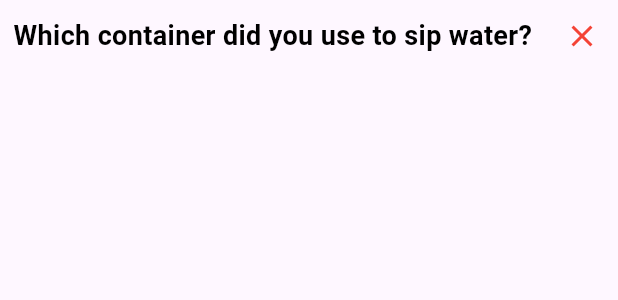
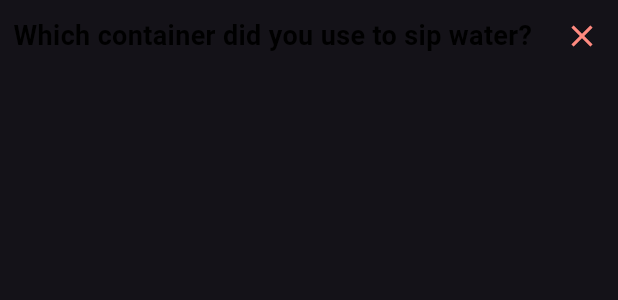
Before and after one commit to istutiagarwal/shiv_fit, a Flutter app: the ContainerQuestionRow widget shown alone on an empty page, opened directly, on a phone screen of 412 x 824 dp. Shown: the top 300 px of the screen. Run offline on Flutter 3.47's test engine with Material 3 defaults, Android fonts, the light colour scheme and no system bars; our stand-ins replace get, get_storage; accounts and stored records are empty; Roboto replaces fonts that are missing (Poppins).

Commit message:
dark and light mode theme set up

```diff
--- a/lib/app/app.dart
+++ b/lib/app/app.dart
@@ -13,8 +13,11 @@ class App extends StatelessWidget {
   Widget build(BuildContext context) {
     return GetMaterialApp(
       initialBinding: AppBinding(),
-      initialRoute: Routes.home,
+      initialRoute: Routes.water,
       getPages: AppPages.pages,
+      theme: ThemeData.light(),
+      darkTheme: ThemeData.dark(),
+      themeMode: ThemeMode.dark,
     );
   }
 }
--- a/lib/app/modules/calender/month/views/calendar_cell.dart
+++ b/lib/app/modules/calender/month/views/calendar_cell.dart
@@ -27,7 +27,7 @@ class CalendarCell extends StatelessWidget {
                     width: AppDimens.dimens_32,
                     height: AppDimens.dimens_32,
                     alignment: Alignment.center,
-                    decoration: const BoxDecoration(
+                    decoration: BoxDecoration(
                       shape: BoxShape.circle,
                       color: AppColors.yellow,
                     ),
--- a/lib/app/modules/calender/week/views/selected_day_indicator.dart
+++ b/lib/app/modules/calender/week/views/selected_day_indicator.dart
@@ -22,7 +22,7 @@ class SelectedDayIndicator extends StatelessWidget {
           child: Container(
             width: AppDimens.dimens_32,
             height: AppDimens.dimens_32,
-            decoration: const BoxDecoration(
+            decoration:  BoxDecoration(
               shape: BoxShape.circle,
               color: AppColors.yellow,
             ),
--- a/lib/app/modules/water/views/bottom_sheets/parts/container_question_row.dart
+++ b/lib/app/modules/water/views/bottom_sheets/parts/container_question_row.dart
@@ -22,7 +22,7 @@ class ContainerQuestionRow extends StatelessWidget {
           onPressed: () {
             Navigator.pop(context);
           },
-          icon: const Icon(
+          icon:  Icon(
             Icons.close,
             color: AppColors.red,
           ),
--- a/lib/app/theme/app_colors.dart
+++ b/lib/app/theme/app_colors.dart
@@ -1,10 +1,18 @@
 import 'package:flutter/material.dart';
+import 'package:get/get.dart';
 
 class AppColors {
-  static const black = Color(0xFF000000);
-  static const yellow = Colors.yellow;
-  static const grey = Colors.grey;
-  static const red = Colors.red;
-  static const iceyBlue = Color(0xFF4b7ec2);
+  static bool get isDark => Get.context?.theme.brightness == Brightness.dark;
+
+  static get black => isDark ? Colors.black : Colors.white;
+
+  static get yellow => isDark ? const Color(0xFFFFD54F) : Colors.yellow;
+
+  static get grey => isDark ? Colors.grey[300]! : Colors.grey[800]!;
+
+  static get red => isDark ? const Color(0xFFFF8A80) : Colors.red;
+
+  static get iceyBlue =>
+      isDark ? const Color(0xFF81D4FA) : const Color(0xFF4B7EC2);
   static const transparent = Colors.transparent;
 }
```
